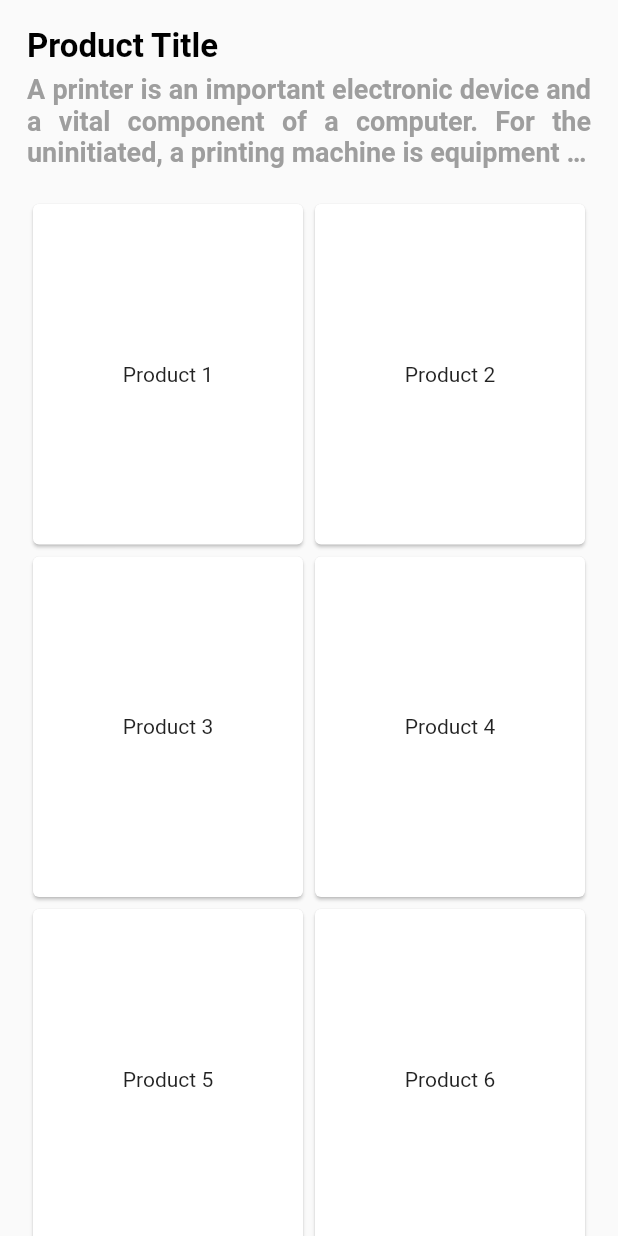
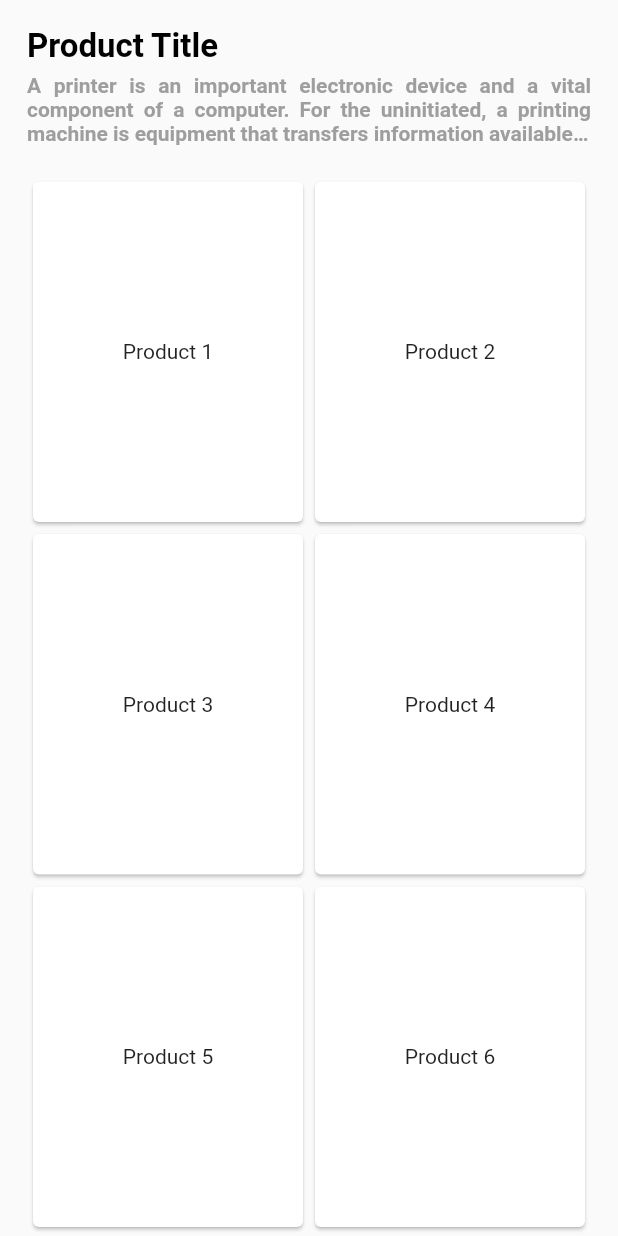
Before and after one commit to KrishnaKrinc/Ecommerce-Intern, a Flutter app: the Homepage screen opened by its route, after a tap on "View All", on a phone screen of 412 x 824 dp. Run offline on Flutter 3.47's test engine with Material 2 defaults, Android fonts, the phone set to English and light mode, and no system bars; our stand-ins replace carousel_slider, get; network calls fail.

Commit message:
Updated Description

```diff
--- a/lib/main.dart
+++ b/lib/main.dart
@@ -17,7 +17,7 @@ class MainApp extends StatelessWidget {
           // Your app theme
           ),
       debugShowCheckedModeBanner: false,
-      initialRoute: Routes.filter,
+      initialRoute: Routes.home,
       getPages: Routes.routes,
     );
   }
--- a/lib/styles/styles.dart
+++ b/lib/styles/styles.dart
@@ -22,7 +22,7 @@ class Styles {
     color: Colors.black,
   );
   static const TextStyle descriptionStyle = TextStyle(
-    fontSize: 18,
+    fontSize: 14,
     fontWeight: FontWeight.bold,
     color: Colors.grey,
   );
--- a/lib/views/pagelayouts/Homepage/UI/adCard.dart
+++ b/lib/views/pagelayouts/Homepage/UI/adCard.dart
@@ -34,12 +34,9 @@ class AdCard extends StatelessWidget {
             height: 40,
             child: CustomElevatedButton(
               backgroundColor: ThemeColors.blue,
-              onPressed: () {},
-              child: GestureDetector(
-                onTap: () => Get.toNamed(Routes.product),
-                child: const Text(
-                  "View All",
-                ),
+              onPressed: () => Get.toNamed(Routes.product),
+              child: const Text(
+                "View All",
               ),
             ),
           ),
--- a/lib/widgets/elevated_button.dart
+++ b/lib/widgets/elevated_button.dart
@@ -3,7 +3,7 @@ import 'package:flutter/material.dart';
 class CustomElevatedButton extends StatelessWidget {
   final Widget child;
   final Color backgroundColor;
-  final Function onPressed;
+  final void Function() onPressed;
   const CustomElevatedButton(
       {super.key,
       required this.child,
@@ -13,9 +13,7 @@ class CustomElevatedButton extends StatelessWidget {
   @override
   Widget build(BuildContext context) {
     return ElevatedButton(
-      onPressed: () {
-        print('Login Pressed');
-      },
+      onPressed: onPressed,
       style: ElevatedButton.styleFrom(
         backgroundColor: backgroundColor,
         elevation: 0,
```
